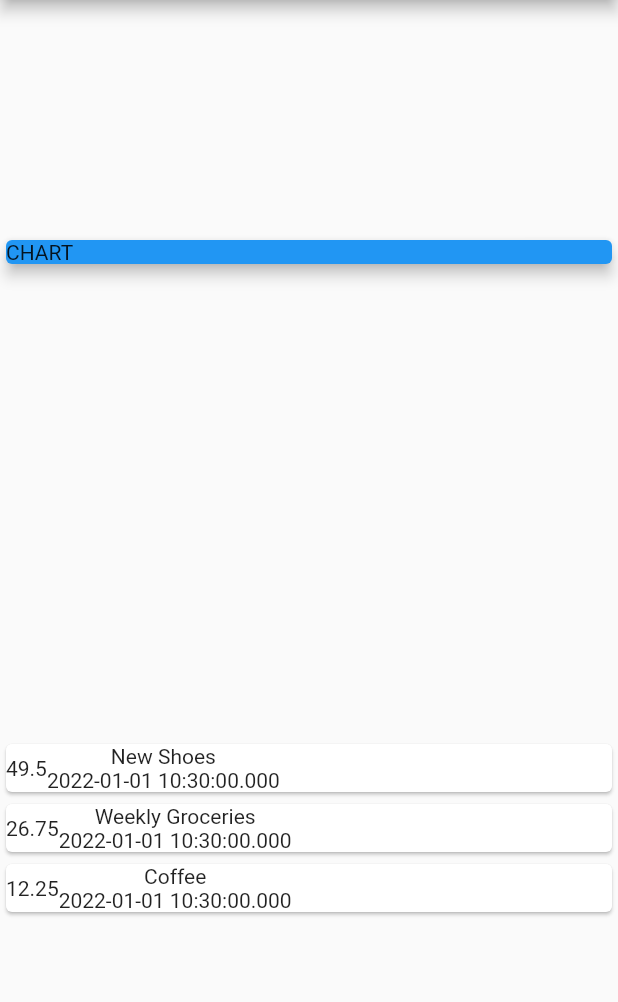
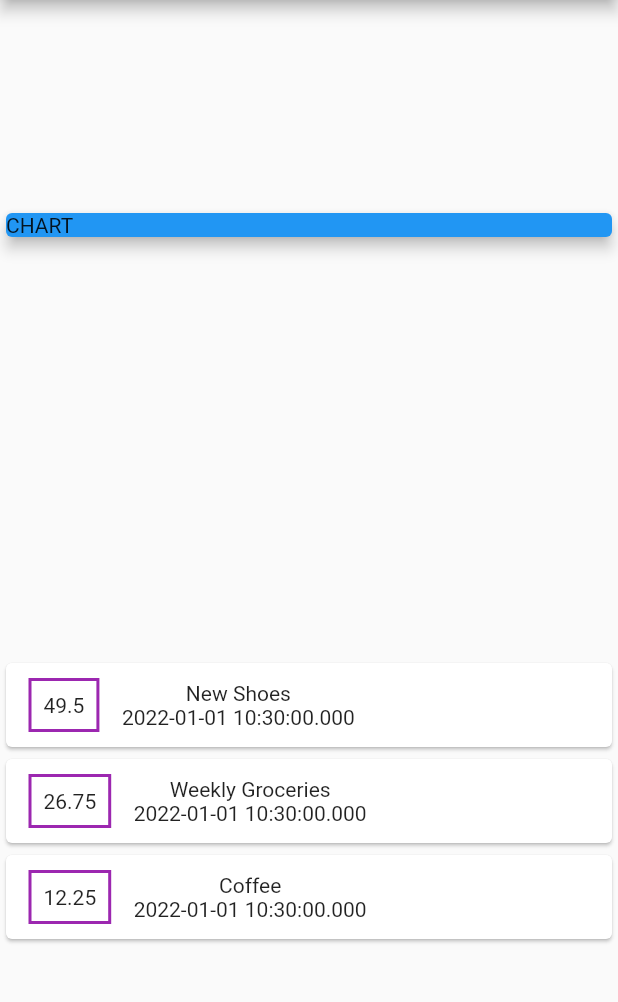
Before and after one commit to elvan/expense_tracker_app_flutter_example, a Flutter app: the screen it shows after launch, on a phone screen of 412 x 824 dp, the part 84-1086 px from its top. Run offline on Flutter 3.47's test engine with Material 2 defaults, Android fonts, the phone set to English and light mode, and no system bars.

Commit message:
styling a container

```diff
--- a/lib/home_page.dart
+++ b/lib/home_page.dart
@@ -50,6 +50,17 @@ class HomePage extends StatelessWidget {
                 child: Row(
                   children: [
                     Container(
+                      margin: const EdgeInsets.symmetric(
+                        horizontal: 15.0,
+                        vertical: 10.0,
+                      ),
+                      decoration: BoxDecoration(
+                        border: Border.all(
+                          color: Colors.purple,
+                          width: 2.0,
+                        ),
+                      ),
+                      padding: const EdgeInsets.all(8.0),
                       child: Text(transaction.amount.toString()),
                     ),
                     Column(
```
